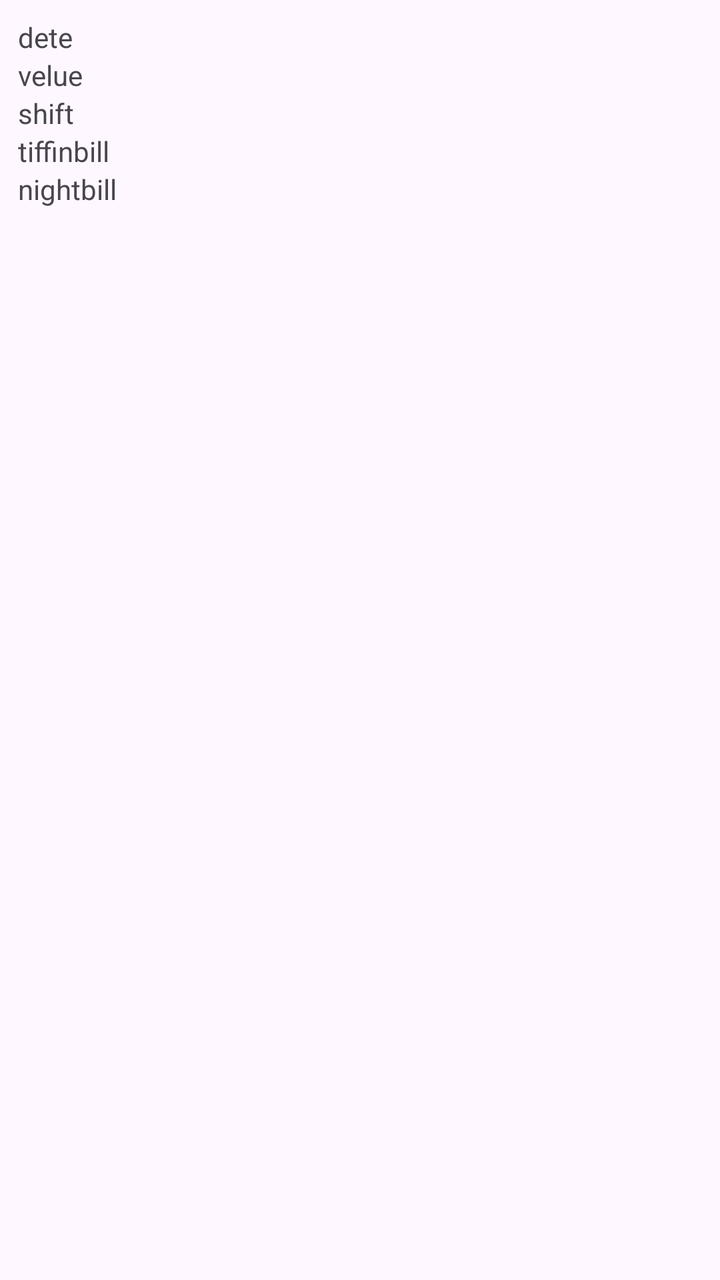
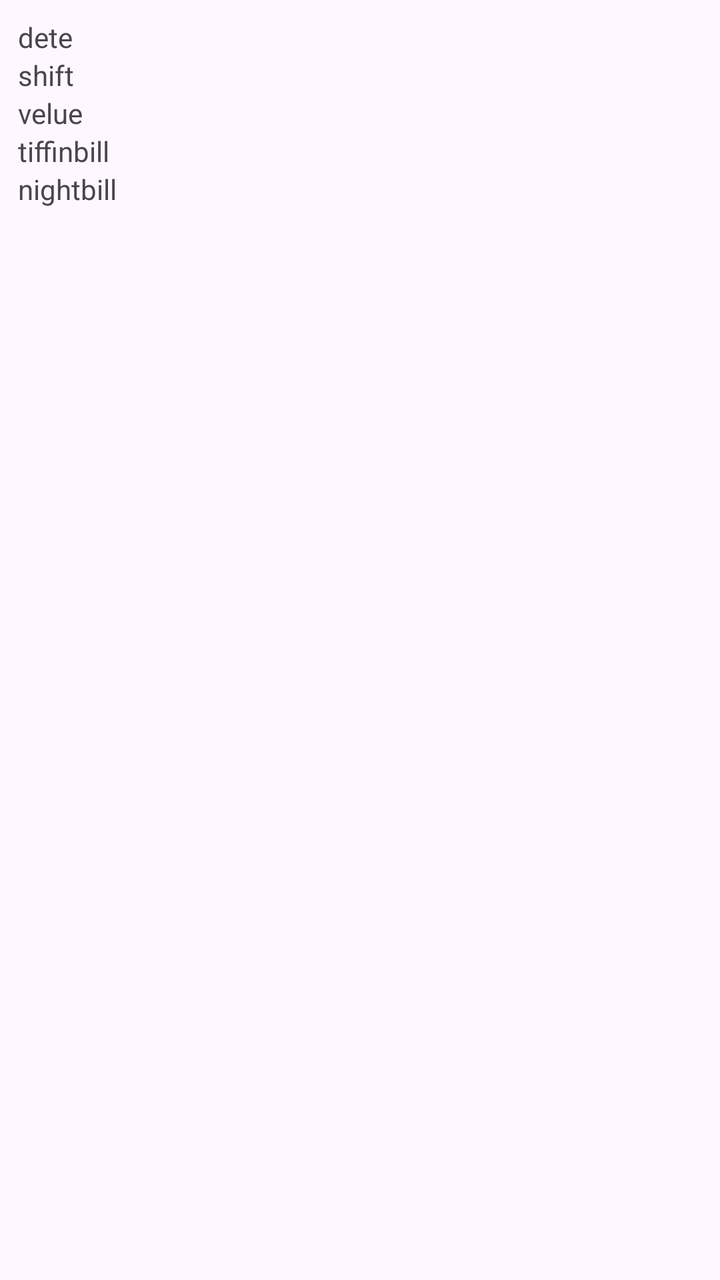

Two renders of the same Android screen: before a commit and after it. Below are the layout's source before the change and the commit's diff.
<!-- AndroidManifest.xml: application theme Theme.DeteTrensferCelenderpp -->
<!-- res/layout/item_monthleyt_c.xml -->
<?xml version="1.0" encoding="utf-8"?>
<LinearLayout xmlns:android="http://schemas.android.com/apk/res/android"
    android:layout_width="match_parent"
    android:orientation="vertical"
    android:padding="9dp"
    android:layout_height="match_parent">


    <TextView
        android:id="@+id/date_TV"
        android:layout_width="match_parent"
        android:layout_height="wrap_content"
        android:text="dete"/>
    <TextView
        android:id="@+id/velue_TV"
        android:layout_width="match_parent"
        android:layout_height="wrap_content"
        android:text="velue"/>
    <TextView
        android:id="@+id/type_TV"
        android:layout_width="match_parent"
        android:layout_height="wrap_content"
        android:text="shift"/>
    <TextView
        android:id="@+id/tiffinBill_TV"
        android:layout_width="match_parent"
        android:layout_height="wrap_content"
        android:text="tiffinbill"/>

    <TextView
        android:id="@+id/nightBill_TV"
        android:layout_width="match_parent"
        android:layout_height="wrap_content"
        android:text="nightbill"/>



</LinearLayout>
<!-- resources referenced by this layout -->
<resources>
  <style name="Theme.DeteTrensferCelenderpp" parent="Base.Theme.DeteTrensferCelenderpp" />
  <style name="Base.Theme.DeteTrensferCelenderpp" parent="Theme.Material3.DayNight.NoActionBar">
          
          
      </style>
</resources>

<!-- the commit's change to res/layout/item_monthleyt_c.xml (unified diff, before → after) -->
@@ -3,32 +3,35 @@
     android:layout_width="match_parent"
     android:orientation="vertical"
     android:padding="9dp"
-    android:layout_height="match_parent">
+    android:layout_height="wrap_content">
 
 
     <TextView
-        android:id="@+id/date_TV"
+        android:id="@+id/monthley_date_TV"
         android:layout_width="match_parent"
         android:layout_height="wrap_content"
         android:text="dete"/>
+
     <TextView
-        android:id="@+id/velue_TV"
+        android:id="@+id/monthley_Shift_TV"
+        android:layout_width="match_parent"
+        android:layout_height="wrap_content"
+        android:text="shift"/>
+
+    <TextView
+        android:id="@+id/monthley_velueOtLvOther_TV"
         android:layout_width="match_parent"
         android:layout_height="wrap_content"
         android:text="velue"/>
+
     <TextView
-        android:id="@+id/type_TV"
-        android:layout_width="match_parent"
-        android:layout_height="wrap_content"
-        android:text="shift"/>
-    <TextView
-        android:id="@+id/tiffinBill_TV"
+        android:id="@+id/monthley_tiffinBill_TV"
         android:layout_width="match_parent"
         android:layout_height="wrap_content"
         android:text="tiffinbill"/>
 
     <TextView
-        android:id="@+id/nightBill_TV"
+        android:id="@+id/monthley_nightBill_TV"
         android:layout_width="match_parent"
         android:layout_height="wrap_content"
         android:text="nightbill"/>
